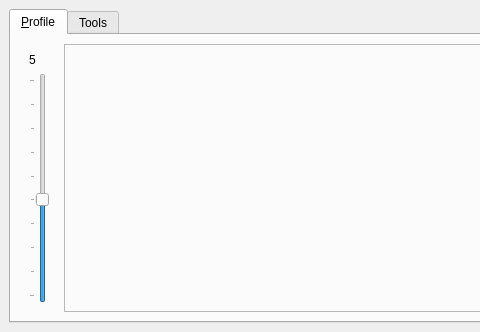
Above: qgepplugin/ui/qgepdockwidget.ui from QGEP/QGEP before the change; both pictures show x 0 to 480 and y 0 to 332 of the 928 by 332 pixel window. Below: the same form after it.
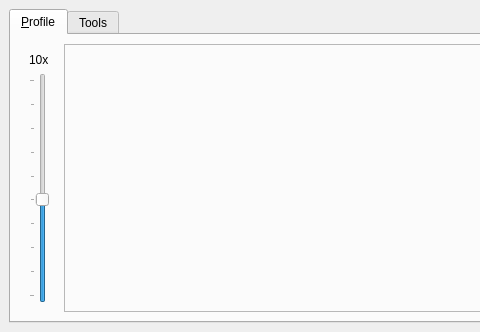
That is the form after the change.

Commit message: Default vertical exaggeration: 10x

What changed in the file:
```diff
--- a/qgepplugin/ui/qgepdockwidget.ui
+++ b/qgepplugin/ui/qgepdockwidget.ui
@@ -120,7 +120,7 @@
            <item>
             <widget class="QLabel" name="mLblVerticalExaggeration">
              <property name="text">
-              <string>5</string>
+              <string>10x</string>
              </property>
             </widget>
            </item>
```
Left out of the diff: 3 changed lines with no effect on the pictures. The commit also changes 2 other files.
